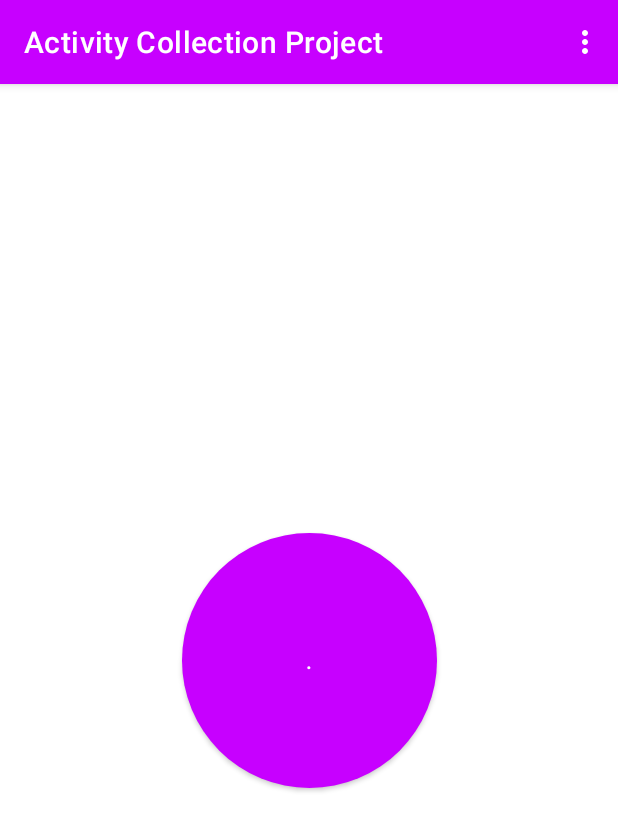
After one commit to medab0/ActivityCollectionProject, an Android app: the MenuExercise screen opened directly, with no data from a screen before it, on a phone screen of 412 x 824 dp. The commit adds this screen. Shown: the top 831 px of the screen. Run offline under Robolectric (Android 15) with nearby library versions, the phone set to English and light mode, and no system bars.

Commit message:
Activity for April 22-26

```diff
--- a/app/src/main/AndroidManifest.xml
+++ b/app/src/main/AndroidManifest.xml
@@ -28,6 +28,9 @@
             android:name=".LayoutTestingActivity"
             android:exported="false"></activity>
         <activity
+            android:name=".MenuExercise"
+            android:exported="false"></activity>
+        <activity
             android:name=".MainActivity"
             android:exported="true">
             <intent-filter>
--- a/app/src/main/java/com/example/activitycollectionproject/MainActivity.java
+++ b/app/src/main/java/com/example/activitycollectionproject/MainActivity.java
@@ -76,7 +76,7 @@ public class MainActivity extends AppCompatActivity {
         btnMenu.setOnClickListener(new View.OnClickListener() {
             @Override
             public void onClick(View view) {
-                Intent buttonActivity = new Intent(MainActivity.this, activity_button_exercise.class);
+                Intent buttonActivity = new Intent(MainActivity.this, MenuExercise.class);
                 startActivity(buttonActivity);
             }
         });
--- /dev/null
+++ b/app/src/main/java/com/example/activitycollectionproject/MenuExercise.java
@@ -0,0 +1,81 @@
+package com.example.activitycollectionproject;
+
+import android.graphics.Color;
+import android.graphics.Typeface;
+import android.graphics.drawable.Drawable;
+import android.graphics.drawable.GradientDrawable;
+import android.os.Bundle;
+import android.view.Menu;
+import android.view.MenuInflater;
+import android.view.MenuItem;
+import android.view.ViewGroup;
+import android.widget.Button;
+import android.widget.LinearLayout;
+import android.widget.Toast;
+
+import androidx.appcompat.app.AppCompatActivity;
+import androidx.core.content.ContextCompat;
+
+import java.util.Random;
+
+public class MenuExercise extends AppCompatActivity {
+    Button btnChanger;
+    int image = 0, size = 0;
+    @Override
+    protected void onCreate (Bundle savedInstanceState) {
+        super.onCreate(savedInstanceState);
+        setContentView(R.layout.activity_menu_exercise);
+
+        btnChanger = findViewById(R.id.btnTransformingButton);
+    }
+
+    @Override
+    public boolean onCreateOptionsMenu(Menu menu) {
+        MenuInflater inflater = getMenuInflater();
+        inflater.inflate(R.menu.choice_menu, menu);
+        return true;
+    }
+
+    @Override
+    public boolean onOptionsItemSelected(MenuItem item) {
+        Drawable drawable = btnChanger.getBackground();
+        Random rnd = new Random();
+        if (item.getItemId() == R.id.mItemChange) {
+            Toast.makeText(this, "Edit Object Item is clicked", Toast.LENGTH_SHORT).show();
+        } else if (item.getItemId() == R.id.mItemReset) {
+            btnChanger.setBackgroundResource(R.drawable.circle);
+            Toast.makeText(this, "Reset Object Item is clicked", Toast.LENGTH_SHORT).show();
+        } else if (item.getItemId() == R.id.mItemChangeColor) {
+            int color = Color.argb(255, rnd.nextInt(256), rnd.nextInt(256), rnd.nextInt(256));
+            btnChanger.setTextColor(color);
+        } else if (item.getItemId() == R.id.mItemChangeImage) {
+            int[] images = {R.drawable.a,R.drawable.c, R.drawable.d, R.drawable.f,R.drawable.g};
+            btnChanger.setBackgroundResource(images[image]);
+            image++;
+            if(image == images.length){
+                image = 0;
+            }
+        } else if (item.getItemId() == R.id.mItemChangeShape) {
+
+        } else if (item.getItemId() == R.id.mItemChangeSize) {
+            int [] height = {500, 600, 700};
+            int [] width = {500, 600, 700};
+            btnChanger.setLayoutParams(new LinearLayout.LayoutParams(width[size], height[size]));
+
+            Toast.makeText(this, "Size Index: " + size, Toast.LENGTH_SHORT).show();
+            size++;
+            if(size == height.length) {
+                size = 0;
+            }
+        } else if (item.getItemId() == R.id.mItemChangeBold) {
+            btnChanger.setTypeface(null, Typeface.BOLD);
+        } else if (item.getItemId() == R.id.mItemExit) {
+            finish();
+        }
+        return true;
+    }
+
+
+
+
+}
--- /dev/null
+++ b/app/src/main/res/layout/activity_menu_exercise.xml
@@ -0,0 +1,18 @@
+<?xml version="1.0" encoding="utf-8"?>
+<androidx.constraintlayout.widget.ConstraintLayout xmlns:android="http://schemas.android.com/apk/res/android"
+    xmlns:app="http://schemas.android.com/apk/res-auto"
+    xmlns:tools="http://schemas.android.com/tools"
+    android:layout_width="match_parent"
+    android:layout_height="match_parent">
+
+    <Button
+        android:id="@+id/btnTransformingButton"
+        android:layout_width="170dp"
+        android:layout_height="170dp"
+        android:background="@drawable/circle"
+        android:text="."
+        app:layout_constraintBottom_toBottomOf="parent"
+        app:layout_constraintEnd_toEndOf="parent"
+        app:layout_constraintStart_toStartOf="parent"
+        app:layout_constraintTop_toTopOf="parent" />
+</androidx.constraintlayout.widget.ConstraintLayout>
--- /dev/null
+++ b/app/src/main/res/menu/choice_menu.xml
@@ -0,0 +1,31 @@
+<?xml version="1.0" encoding="utf-8"?>
+<menu xmlns:android="http://schemas.android.com/apk/res/android">
+
+    <item
+        android:id="@+id/mItemChange"
+        android:title="Change">
+        <menu>
+            <item
+                android:id="@+id/mItemChangeShape"
+                android:title="Change Shape" />
+            <item
+                android:id="@+id/mItemChangeColor"
+                android:title="Change Color" />
+            <item
+                android:id="@+id/mItemChangeImage"
+                android:title="Change Image" />
+            <item
+                android:id="@+id/mItemChangeSize"
+                android:title="Change Size" />
+            <item
+                android:id="@+id/mItemChangeBold"
+                android:title="Change Bold" />
+        </menu>
+    </item>
+    <item
+        android:id="@+id/mItemReset"
+        android:title="Reset" />
+    <item
+        android:id="@+id/mItemExit"
+        android:title="@string/Exit" />
+</menu>
--- a/app/src/main/res/values/strings.xml
+++ b/app/src/main/res/values/strings.xml
@@ -20,6 +20,7 @@
     <string name="Hide">Hide</string>
     <string name="Calculator">Calculator</string>
     <string name="changeBackground">Change Background Color</string>
+    <string name="changeBackgroundButton">Change Button Background Color</string>
     <string name="LayoutExercise">Layout Exercise</string>
     <string name="ButtonExercise">ButtonExercise</string>
     <string name="Midterms">Midterms</string>
```
